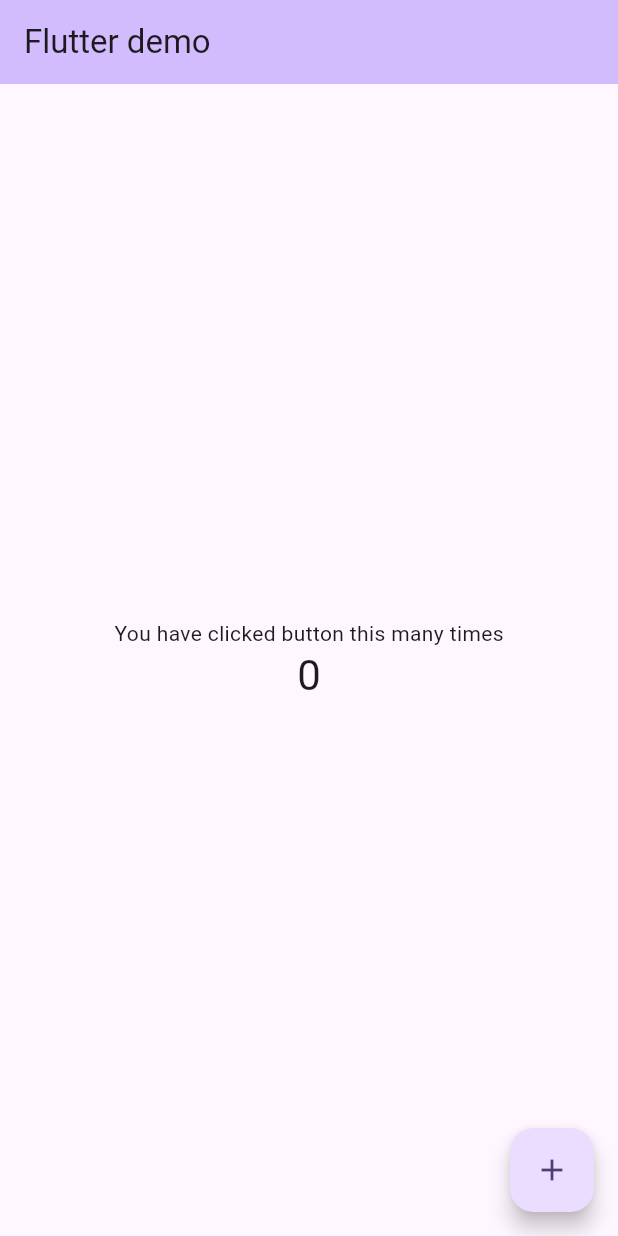
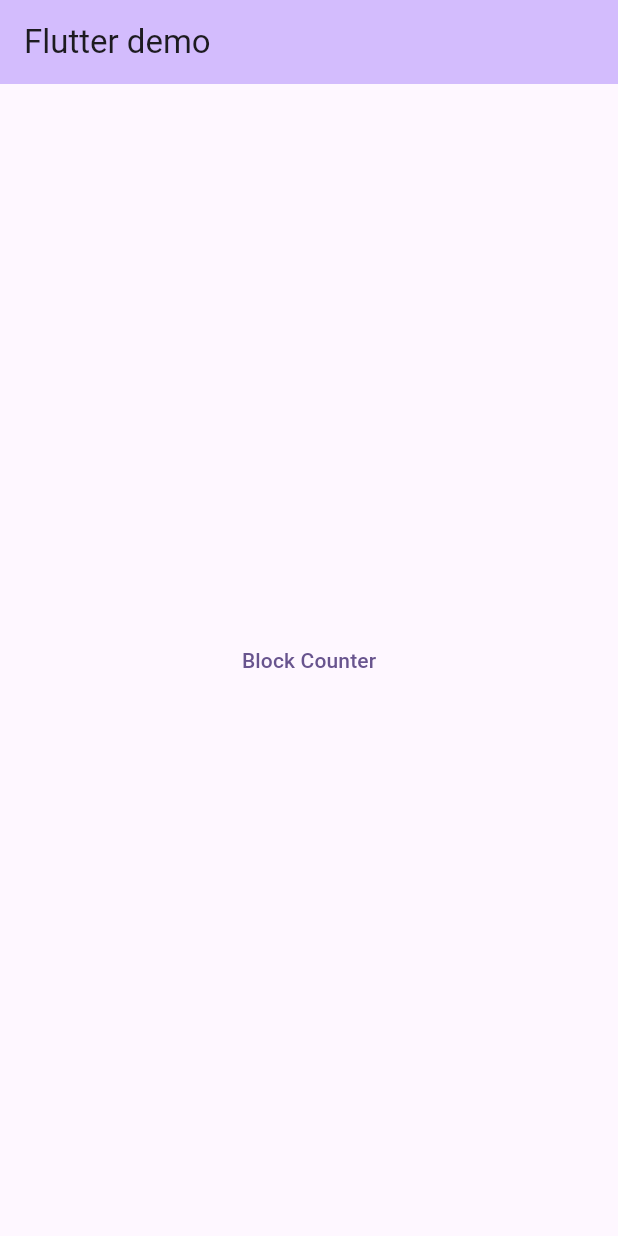
Before and after one commit to iamrajendraverma/cloud, a Flutter app: the screen it shows after launch, on a phone screen of 412 x 824 dp. Run offline on Flutter 3.47's test engine with Material 3 defaults, Android fonts, the phone set to English and light mode, and no system bars; our stand-ins replace bloc, flutter_bloc; generated files the repository leaves out were written again.

Commit message:
Block Counter
A best example of bloc provider , bloc builder and countercubit.

```diff
--- a/lib/l10n/app_en.arb
+++ b/lib/l10n/app_en.arb
@@ -3,6 +3,7 @@
   "title": "Flutter demo",
   "you_have_click_button_this_many_time": "You have clicked button this many times",
   "flutter_demo_page": "Flutter Demo Home Page",
-  "increment": "Increment"
+  "increment": "Increment",
+  "bloc_counter": "Block Counter"
 
 }
--- a/lib/main.dart
+++ b/lib/main.dart
@@ -1,42 +1,31 @@
+import 'package:bloc/bloc.dart';
+import 'package:cloud/modules/count/view/CounterPage.dart';
 import 'package:flutter/material.dart';
 import 'package:flutter_localizations/flutter_localizations.dart';
 import 'package:flutter_gen/gen_l10n/app_localizations.dart';
+
+import 'modules/count/bloc/counter_observer.dart';
+import 'modules/count/view/CounterView.dart';
+
 void main() {
+  Bloc.observer = const CounterObserver();
+
   runApp(const MyApp());
 }
 
 class MyApp extends StatelessWidget {
   const MyApp({super.key});
 
-  // This widget is the root of your application.
   @override
   Widget build(BuildContext context) {
-
-
     return MaterialApp(
       title: 'Flutter Demo',
       theme: ThemeData(
-        // This is the theme of your application.
-        //
-        // TRY THIS: Try running your application with "flutter run". You'll see
-        // the application has a purple toolbar. Then, without quitting the app,
-        // try changing the seedColor in the colorScheme below to Colors.green
-        // and then invoke "hot reload" (save your changes or press the "hot
-        // reload" button in a Flutter-supported IDE, or press "r" if you used
-        // the command line to start the app).
-        //
-        // Notice that the counter didn't reset back to zero; the application
-        // state is not lost during the reload. To reset the state, use hot
-        // restart instead.
-        //
-        // This works for code too, not just values: Most code changes can be
-        // tested with just a hot reload.
         colorScheme: ColorScheme.fromSeed(seedColor: Colors.deepPurple),
         useMaterial3: true,
       ),
       localizationsDelegates: const [
-        AppLocalizations.delegate, // Add this line
-
+        AppLocalizations.delegate,
         GlobalMaterialLocalizations.delegate,
         GlobalWidgetsLocalizations.delegate,
         GlobalCupertinoLocalizations.delegate,
@@ -53,88 +42,37 @@
 class MyHomePage extends StatefulWidget {
   const MyHomePage({super.key});
 
-  // This widget is the home page of your application. It is stateful, meaning
-  // that it has a State object (defined below) that contains fields that affect
-  // how it looks.
-
-  // This class is the configuration for the state. It holds the values (in this
-  // case the title) provided by the parent (in this case the App widget) and
-  // used by the build method of the State. Fields in a Widget subclass are
-  // always marked "final".
-
-
   @override
   State<MyHomePage> createState() => _MyHomePageState();
 }
 
 class _MyHomePageState extends State<MyHomePage> {
-  int _counter = 0;
-
-  void _incrementCounter() {
-    setState(() {
-      // This call to setState tells the Flutter framework that something has
-      // changed in this State, which causes it to rerun the build method below
-      // so that the display can reflect the updated values. If we changed
-      // _counter without calling setState(), then the build method would not be
-      // called again, and so nothing would appear to happen.
-      _counter++;
-    });
-  }
 
   @override
   Widget build(BuildContext context) {
-    var localization =AppLocalizations.of(context);
+    var localization = AppLocalizations.of(context);
 
-    // This method is rerun every time setState is called, for instance as done
-    // by the _incrementCounter method above.
-    //
-    // The Flutter framework has been optimized to make rerunning build methods
-    // fast, so that you can just rebuild anything that needs updating rather
-    // than having to individually change instances of widgets.
     return Scaffold(
       appBar: AppBar(
-        // TRY THIS: Try changing the color here to a specific color (to
-        // Colors.amber, perhaps?) and trigger a hot reload to see the AppBar
-        // change color while the other colors stay the same.
         backgroundColor: Theme.of(context).colorScheme.inversePrimary,
-        // Here we take the value from the MyHomePage object that was created by
-        // the App.build method, and use it to set our appbar title.
         title: Text(localization!.title),
       ),
       body: Center(
-        // Center is a layout widget. It takes a single child and positions it
-        // in the middle of the parent.
         child: Column(
-          // Column is also a layout widget. It takes a list of children and
-          // arranges them vertically. By default, it sizes itself to fit its
-          // children horizontally, and tries to be as tall as its parent.
-          //
-          // Column has various properties to control how it sizes itself and
-          // how it positions its children. Here we use mainAxisAlignment to
-          // center the children vertically; the main axis here is the vertical
-          // axis because Columns are vertical (the cross axis would be
-          // horizontal).
-          //
-          // TRY THIS: Invoke "debug painting" (choose the "Toggle Debug Paint"
-          // action in the IDE, or press "p" in the console), to see the
-          // wireframe for each widget.
+
           mainAxisAlignment: MainAxisAlignment.center,
-          children: <Widget>[
-             Text(
-              localization!.you_have_click_button_this_many_time,
-            ),
-            Text(
-              '$_counter',
-              style: Theme.of(context).textTheme.headlineMedium,
-            ),
+          children: [
+            TextButton(onPressed: (){
+
+              Navigator.push(context, MaterialPageRoute(builder: (context) {
+                return const CounterPage();
+              }));
+            }, child: Text(localization.bloc_counter)),
+
           ],
         ),
       ),
-      floatingActionButton: FloatingActionButton(
-        onPressed: _incrementCounter,
-        tooltip: localization!.increment,
-        child: const Icon(Icons.add),
-      ), // This trailing comma makes auto-formatting nicer for build methods.
+
     );
   }
 }
```
Also changed, not shown: lib/modules/count/bloc/counter_cubit.dart (added, +15 -0 lines), lib/modules/count/bloc/counter_observer.dart (added, +17 -0 lines), lib/modules/count/view/CounterPage.dart (added, +22 -0 lines), lib/modules/count/view/CounterView.dart (added, +62 -0 lines), pubspec.yaml (+8 -66 lines), pubspec.lock.
